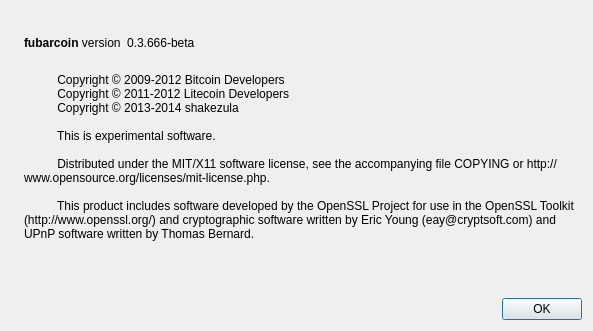
This is src/qt/forms/aboutdialog.ui in DigitalCurrencyProgramming/fubarcoin as Qt 5 draws it before an edit. The edited form follows.
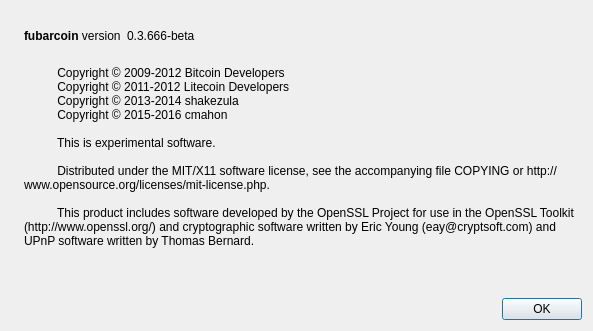
This is the edited form. Icons and pictures are not drawn.

Commit message: Corrected OS X library paths, updated about dialog, bar to fbr in comments, splash image

Diff of the .ui file:
```diff
--- a/src/qt/forms/aboutdialog.ui
+++ b/src/qt/forms/aboutdialog.ui
@@ -97,7 +97,8 @@
         <string>
           Copyright © 2009-2012 Bitcoin Developers
           Copyright © 2011-2012 Litecoin Developers
-          Copyright © 2013-2014 shakezula 
+          Copyright © 2013-2014 shakezula
+          Copyright © 2015-2016 cmahon
 
           This is experimental software. 
 
```
The commit also changes 3 other files.
